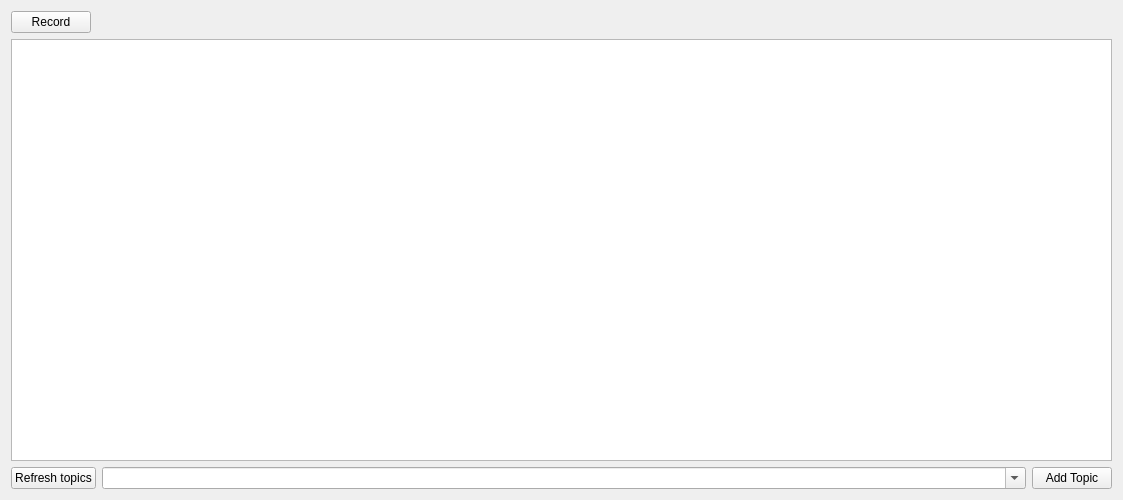
Before: the Qt Designer form resource/rqt_bag_recorder.ui in yschulz/rqt_bag_recorder, drawn with Qt 5.
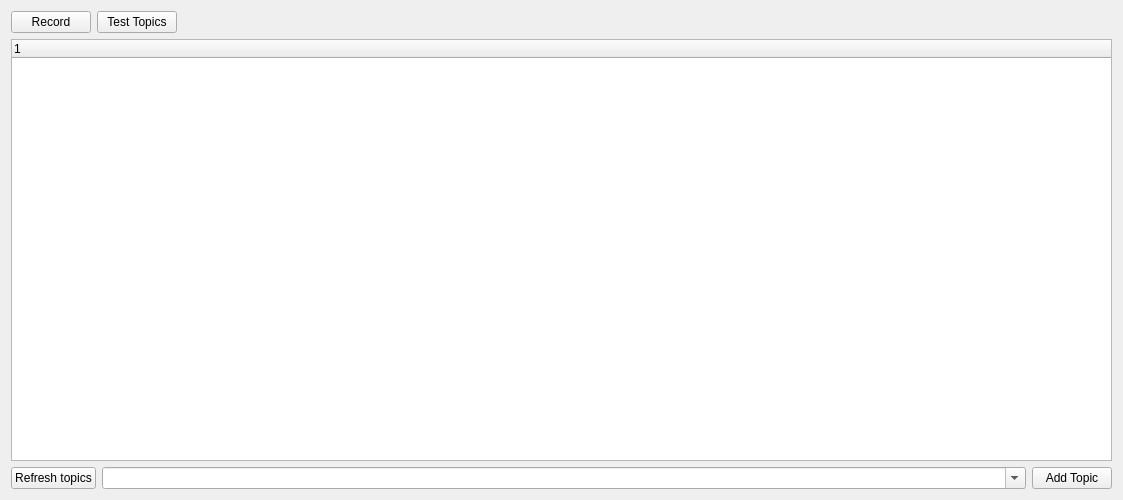
After: the same form once the commit is applied.

Commit message: carried away, adds skeleton cmake, topic tester, design and buttons, oops

Patch:
```diff
--- a/resource/rqt_bag_recorder.ui
+++ b/resource/rqt_bag_recorder.ui
@@ -29,6 +29,13 @@
        </property>
       </widget>
      </item>
+     <item>
+      <widget class="QPushButton" name="test_topics_button">
+       <property name="text">
+        <string>Test Topics</string>
+       </property>
+      </widget>
+     </item>
      <item>
       <spacer name="horizontal_spacer">
        <property name="orientation">
@@ -45,7 +52,13 @@
     </layout>
    </item>
    <item>
-    <widget class="QTreeView" name="topic_tree"/>
+    <widget class="QTreeWidget" name="topic_tree">
+     <column>
+      <property name="text">
+       <string notr="true">1</string>
+      </property>
+     </column>
+    </widget>
    </item>
    <item>
     <layout class="QHBoxLayout" name="topic_layout">
```
Left out of the diff: 6 changed lines with no effect on the pictures. The commit also changes 3 other files.
